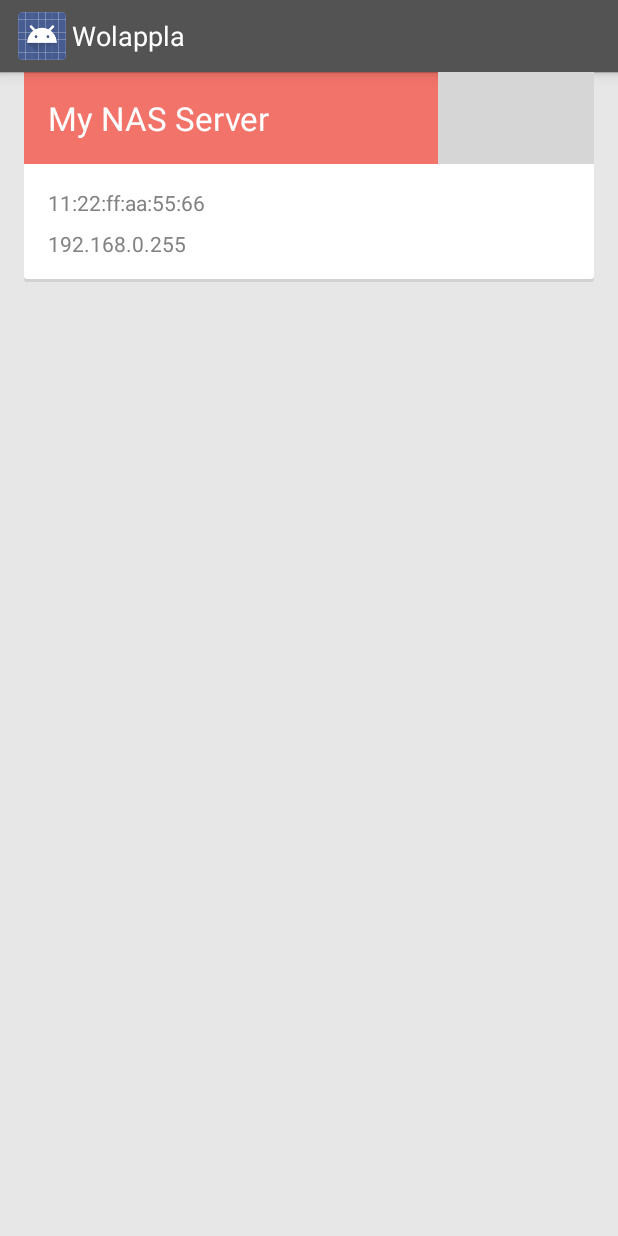
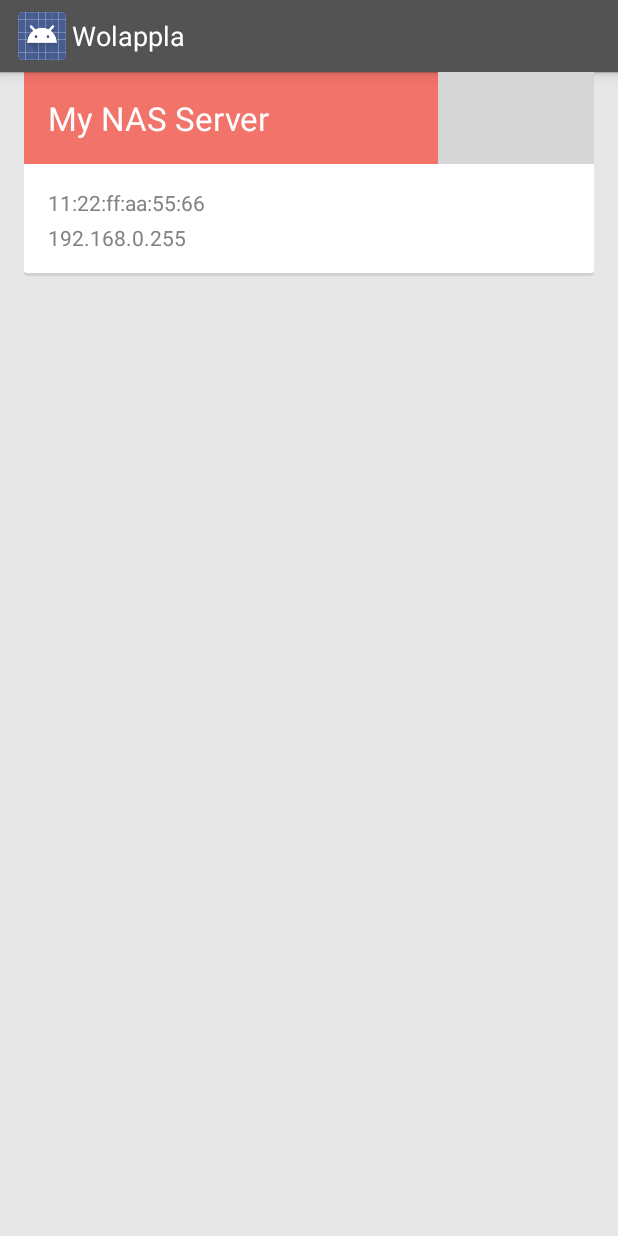
Before and after one commit to astrapi/wolappla, an Android app: the layout card_item_device.xml on its own in the app's theme, with its tools: preview values and no code run, on a phone screen of 412 x 824 dp. Run offline under Robolectric (Android 15) with nearby library versions, the phone set to English and light mode, and no system bars; grey boxes are pictures that could not be loaded.

Commit message:
Small improvements (wip)

```diff
--- a/main/src/main/res/layout/card_item_device.xml
+++ b/main/src/main/res/layout/card_item_device.xml
@@ -1,13 +1,15 @@
 <FrameLayout xmlns:android="http://schemas.android.com/apk/res/android"
              android:layout_width="match_parent"
              android:layout_height="wrap_content"
+
              android:paddingLeft="16dp"
              android:paddingRight="16dp">
 
   <!--suppress AndroidLintUselessParent -->
   <RelativeLayout android:layout_width="match_parent"
                   android:layout_height="match_parent"
-                  android:background="@drawable/layer_card_background">
+                  android:background="@drawable/layer_card_background"
+                  >
 
     <RelativeLayout android:id="@+id/card_item_title_area"
                     android:layout_width="match_parent"
@@ -15,7 +17,8 @@
                     android:layout_alignParentLeft="true"
                     android:layout_alignParentTop="true"
                     android:layout_alignParentRight="true"
-                    android:background="@color/card_title_background">
+                    android:background="@color/card_title_background"
+                    android:descendantFocusability="blocksDescendants">
 
       <TextView android:id="@+id/card_item_title_text"
                 android:layout_width="match_parent"
@@ -38,6 +41,8 @@
                    android:layout_centerVertical="true"
                    android:background="@drawable/card_item_selector_title_actions"
                    android:src="@drawable/ic_start"
+                   android:focusable="false"
+                   android:focusableInTouchMode="false"
                    style="?android:attr/borderlessButtonStyle"/>
 
     </RelativeLayout>
@@ -51,7 +56,7 @@
               android:paddingLeft="16dp"
               android:paddingTop="16dp"
               android:paddingRight="16dp"
-              android:paddingBottom="8dp"
+              android:paddingBottom="4dp"
               android:textAppearance="?android:attr/textAppearanceSmall"
               android:textColor="#828282"
               android:text="11:22:ff:aa:55:66"/>
```
